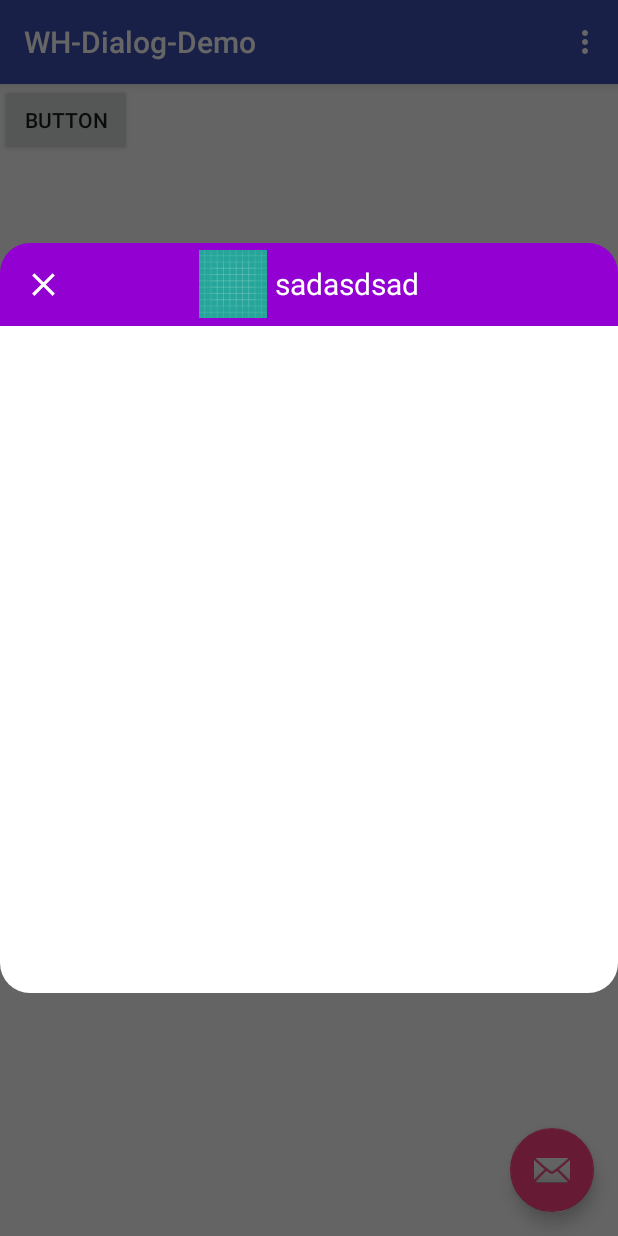
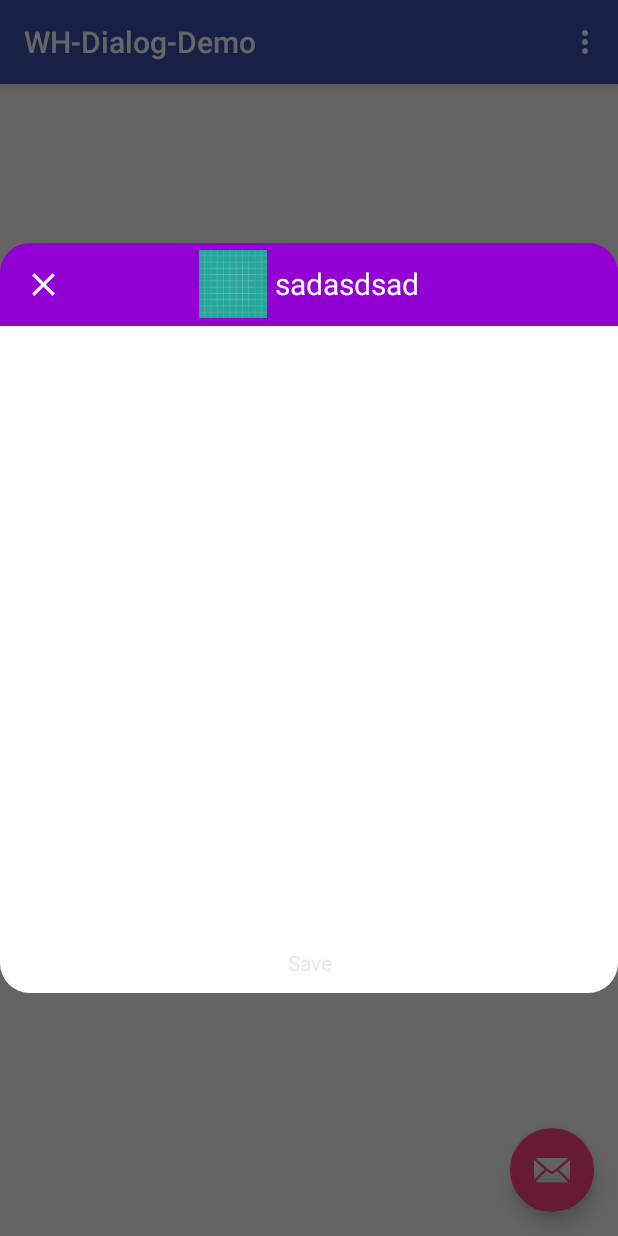
Before and after one commit to Mohamed-Helmy/WH-Dialog, an Android app: the screen it shows after launch (MainActivity), after a tap on an icon or button, on a phone screen of 412 x 824 dp. Run offline under Robolectric (Android 15) with nearby library versions, the phone set to English and light mode, and no system bars; libraries missing offline, so code that uses them is left out: com.budiyev.android; pictures from the network do not load; 1 statement that could not run was skipped.

Commit message:
update dailog

```diff
--- a/app/src/main/AndroidManifest.xml
+++ b/app/src/main/AndroidManifest.xml
@@ -1,6 +1,8 @@
 <?xml version="1.0" encoding="utf-8"?>
 <manifest xmlns:android="http://schemas.android.com/apk/res/android"
     package="dialog.wh">
+    <uses-permission android:name="android.permission.INTERNET"/>
+    <uses-permission android:name="android.permission.WRITE_EXTERNAL_STORAGE"/>
 
     <application
         android:allowBackup="true"
--- a/app/src/main/java/dialog/wh/MainActivity.java
+++ b/app/src/main/java/dialog/wh/MainActivity.java
@@ -11,6 +11,7 @@ import android.view.View;
 
 import dialog.wh.lib.WHBuilder;
 import dialog.wh.lib.WHDialog;
+import dialog.wh.lib.WHDialogFragment;
 
 public class MainActivity extends AppCompatActivity {
 
@@ -25,7 +26,6 @@ public class MainActivity extends AppCompatActivity {
         fab.setOnClickListener(new View.OnClickListener() {
             @Override
             public void onClick(View view) {
-
                 WHDialog whDialog = new WHDialog(MainActivity.this,
                         new WHBuilder()
                                 .setToolbarColor("#9301d2")
@@ -34,11 +34,19 @@ public class MainActivity extends AppCompatActivity {
                                 .setToolbarTitle("sadasdsad")
                                 .setDialogHieght(500)
                                 .setToolbarIcon(getDrawable(R.drawable.ic_launcher_background))
+                                .setImage("https://i.stack.imgur.com/AYKAp.png").setImageName("helmy.png")
 
-                                .build(null)
                 );
                 whDialog.show();
                 whDialog.setCancelable(false);
+
+//                TestFragment testFragment=new TestFragment();
+//
+//                WHDialogFragment whDialogFragment = new WHDialogFragment();
+//                WHDialogFragment.builder=new WHBuilder().setToolbarTitle("dfsd")
+//                .build(testFragment,getSupportFragmentManager())
+//                ;
+//                whDialogFragment.show(getSupportFragmentManager(),"");
             }
         });
     }
--- a/app/src/main/res/layout/content_main.xml
+++ b/app/src/main/res/layout/content_main.xml
@@ -17,12 +17,5 @@
         app:layout_constraintRight_toRightOf="parent"
         app:layout_constraintTop_toTopOf="parent" />
 
-    <Button
-        android:id="@+id/button2"
-        android:layout_width="wrap_content"
-        android:layout_height="wrap_content"
-        android:text="Button"
-        tools:layout_editor_absoluteX="109dp"
-        tools:layout_editor_absoluteY="332dp" />
 
 </android.support.constraint.ConstraintLayout>
--- a/wh-dialog/build.gradle
+++ b/wh-dialog/build.gradle
@@ -1,13 +1,13 @@
 apply plugin: 'com.android.library'
 
 android {
-    compileSdkVersion 26
+    compileSdkVersion 27
 
 
 
     defaultConfig {
         minSdkVersion 21
-        targetSdkVersion 26
+        targetSdkVersion 27
         versionCode 1
         versionName "1.0"
 
@@ -31,5 +31,6 @@ dependencies {
     testImplementation 'junit:junit:4.12'
     androidTestImplementation 'com.android.support.test:runner:1.0.2'
     androidTestImplementation 'com.android.support.test.espresso:espresso-core:3.0.2'
+    implementation 'com.budiyev.android:image-loader:2.5.5'
 
 }
--- a/wh-dialog/src/main/java/dialog/wh/lib/WHBuilder.java
+++ b/wh-dialog/src/main/java/dialog/wh/lib/WHBuilder.java
@@ -1,8 +1,8 @@
 package dialog.wh.lib;
 
-
-import android.app.Fragment;
 import android.graphics.drawable.Drawable;
+import android.support.v4.app.Fragment;
+import android.support.v4.app.FragmentManager;
 
 public class WHBuilder {
     private String toolbarColor = "#3300ec";
@@ -10,11 +10,31 @@ public class WHBuilder {
     private String toolbarTitle = null;
     private Drawable toolbarIcon = null;
     private Drawable toolbarCloseIcon = null;
-    private int dialogHieght = 300;
+    private int dialogHieght = 500;
     private int radius = 20;
+    private String Image;
+    private String ImageName;
 
     private Fragment fragment;
+    private FragmentManager fragmentManager;
+    public WHBuilder setImageName(String ImageName){
+        this.ImageName=ImageName;
+        return this;
+    }
 
+    public String getImageName(){
+        return this.ImageName;
+    }
+
+
+    public WHBuilder setImage(String Image){
+        this.Image=Image;
+        return this;
+    }
+
+    public String getImage(){
+        return this.Image;
+    }
     public WHBuilder setToolbarColor(String toolbarColor) {
         this.toolbarColor = toolbarColor;
         return this;
@@ -50,10 +70,12 @@ public class WHBuilder {
         return this;
     }
 
-    public WHBuilder build(Fragment fragment) {
+    public WHBuilder build(Fragment fragment,FragmentManager fragmentManager) {
         this.fragment = fragment;
         return this;
     }
+
+
 
     public Drawable getToolbarCloseIcon() {
         return this.toolbarCloseIcon;
@@ -87,5 +109,7 @@ public class WHBuilder {
     public Fragment getFragment() {
         return this.fragment;
     }
-
+    public FragmentManager getFragmentManager() {
+        return this.fragmentManager;
+    }
 }
--- a/wh-dialog/src/main/res/layout/dailog_layout.xml
+++ b/wh-dialog/src/main/res/layout/dailog_layout.xml
@@ -1,9 +1,13 @@
 <?xml version="1.0" encoding="utf-8"?>
 <RelativeLayout xmlns:android="http://schemas.android.com/apk/res/android"
-    android:layout_width="match_parent"
-    android:id="@+id/dialog"
-    android:layout_height="wrap_content"
+    android:layout_width="wrap_content"
+    android:layout_height="match_parent"
     android:orientation="vertical" >
+    <RelativeLayout
+        android:layout_width="wrap_content"
+        android:layout_centerVertical="true"
+        android:id="@+id/dialog"
+        android:layout_height="300dp">
     <FrameLayout
         android:id="@+id/toolbar_frame"
         android:layout_width="match_parent"
@@ -46,20 +50,29 @@
         android:layout_height="5dip"
         android:layout_below="@+id/toolbar_frame"
         android:background="@drawable/shadow" />
-    <FrameLayout
-        android:id="@+id/body"
+    <ImageView
+        android:id="@+id/image"
         android:layout_width="match_parent"
         android:layout_height="match_parent"
-        android:layout_marginBottom="30dp"
+        android:layout_marginBottom="40dp"
         android:background="#ffffff"
+        android:scaleType="fitXY"
         android:layout_gravity="center_horizontal"
         android:layout_below="@+id/toolbar_frame">
-    </FrameLayout>
+    </ImageView>
     <FrameLayout
         android:layout_width="match_parent"
-        android:layout_height="30dp"
+        android:layout_height="40dp"
         android:id="@+id/bottom_bar_frame"
         android:layout_alignParentBottom="true"
         >
+        <TextView
+            android:layout_width="match_parent"
+            android:layout_height="match_parent"
+            android:text="Save"
+            android:textColor="#e9e8e8"
+            android:gravity="center"
+            />
     </FrameLayout>
+    </RelativeLayout>
 </RelativeLayout>
```
Also changed, not shown: app/src/main/java/dialog/wh/TestFragment.java (added, +26 -0 lines), app/src/main/res/layout/layout.xml (added, +12 -0 lines), wh-dialog/src/main/java/dialog/wh/lib/WHDialog.java (+68 -3 lines), wh-dialog/src/main/java/dialog/wh/lib/WHDialogFragment.java (added, +114 -0 lines).
